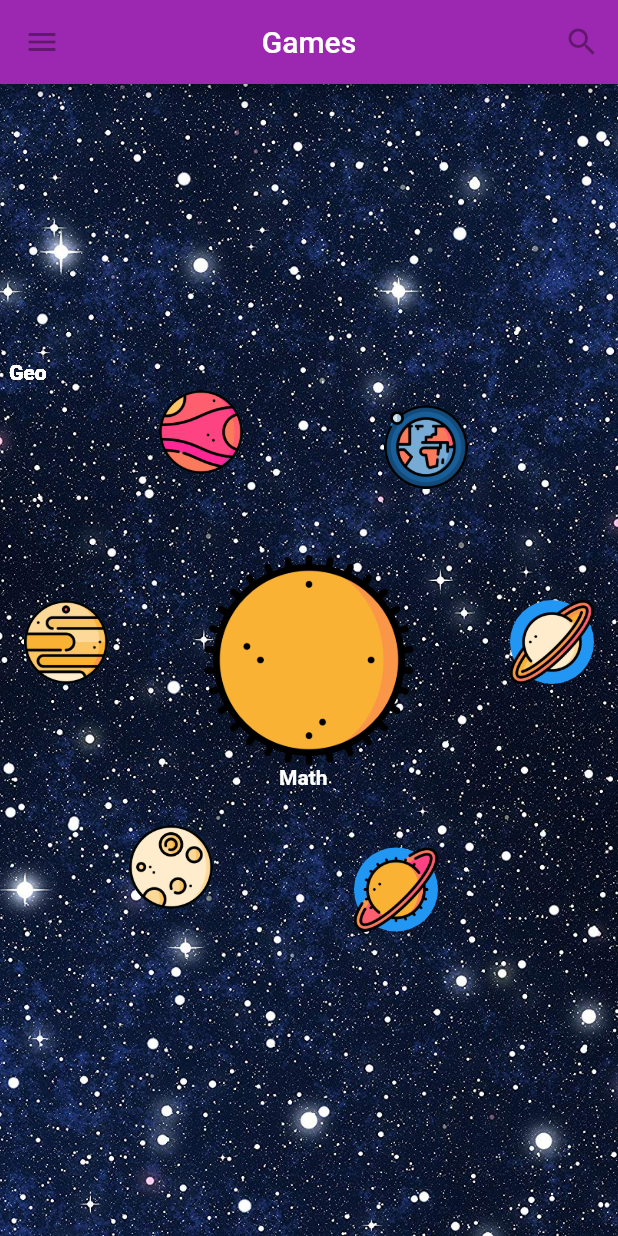
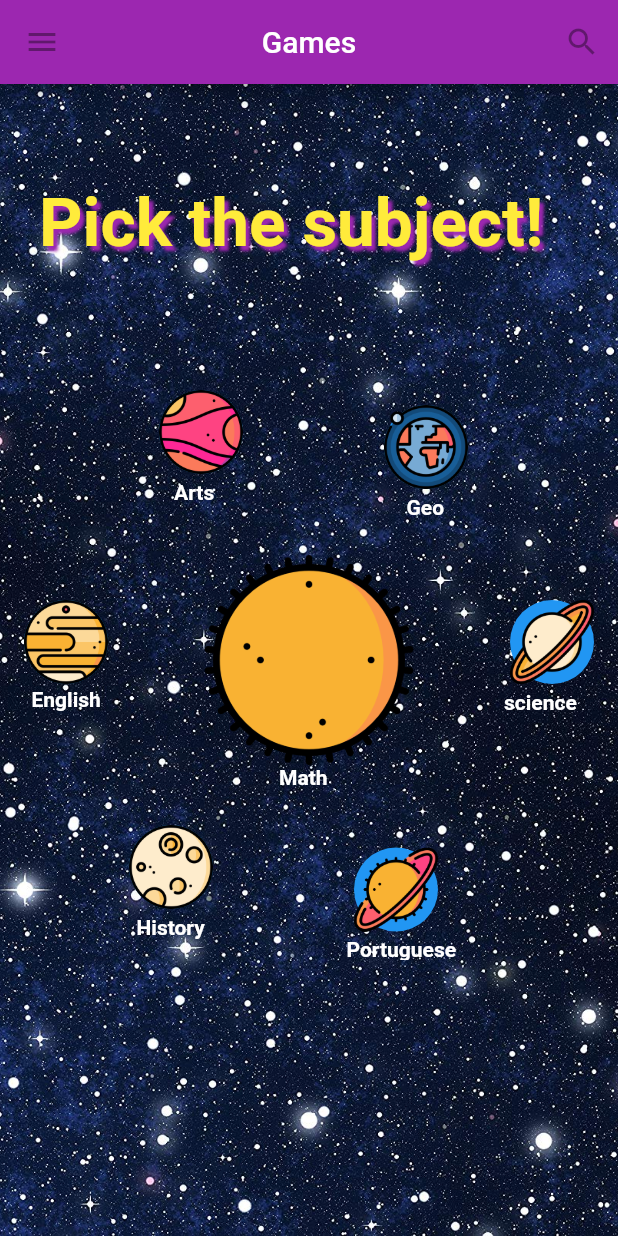
Before and after one commit to jhonmaycon94/GSL_Project, a Flutter app: the screen it shows after launch, on a phone screen of 412 x 824 dp. Run offline on Flutter 3.47's test engine with Material 2 defaults, Android fonts, the phone set to English and light mode, and no system bars.

Commit message:
finalize games screen

```diff
--- a/sensori/lib/pages/gamesPage.dart
+++ b/sensori/lib/pages/gamesPage.dart
@@ -24,7 +24,6 @@ class GamesPage extends StatelessWidget {
             )
           ]),
       body: new Stack(
-        alignment: Alignment.center,
         children: <Widget>[
           new Container(
             decoration: BoxDecoration(
@@ -34,6 +33,21 @@ class GamesPage extends StatelessWidget {
                     ),
                     fit: BoxFit.cover)),
           ),
+          new Container(
+            margin: EdgeInsets.only(top: 60.0, bottom: 30.0, left: 20.0),
+            padding: EdgeInsets.all(6),
+                child: new Text("Pick the subject!",
+                style: TextStyle(
+                  shadows: [Shadow(
+                    blurRadius: 2.0,
+                    color: Colors.purple,
+                    offset: Offset(3.0, 3.0)),
+                  ],
+                  color: Colors.yellow,
+                  fontWeight: FontWeight.bold,
+                  fontSize: 45
+                ),),
+              ),
           new Center(
               child: new Stack(
             children: <Widget>[
@@ -52,11 +66,13 @@ class GamesPage extends StatelessWidget {
                 left: 100.0,
               ),
               new Positioned(
-                child: new Text("Geo",
+                child: new Text("Arts",
                 style: new TextStyle(
                   fontWeight: FontWeight.bold,
                   color: Colors.white
                 ),),
+                top: 80.0,
+                left: 110.0,
               ),
               new Positioned(
                 child: new FloatingActionButton(
@@ -68,11 +84,13 @@ class GamesPage extends StatelessWidget {
                 left: 10.0,
               ),
               new Positioned(
-                child: new Text("Geo",
+                child: new Text("science",
                 style: new TextStyle(
                   fontWeight: FontWeight.bold,
                   color: Colors.white
                 ),),
+                top: 220.0,
+                left: 330.0,
               ),
               new Positioned(
                 child: new FloatingActionButton(
@@ -84,11 +102,13 @@ class GamesPage extends StatelessWidget {
                 right: 10.0,
               ),
               new Positioned(
-                child: new Text("Geo",
+                child: new Text("English",
                 style: new TextStyle(
                   fontWeight: FontWeight.bold,
                   color: Colors.white
                 ),),
+                top: 218.0,
+                left: 15.0,
               ),
               new Positioned(
                 child: new FloatingActionButton(
@@ -100,11 +120,13 @@ class GamesPage extends StatelessWidget {
                 left: 230.0,
               ),
               new Positioned(
-                child: new Text("Geo",
+                child: new Text("Portuguese",
                 style: new TextStyle(
                   fontWeight: FontWeight.bold,
                   color: Colors.white
                 ),),
+                top: 385.0,
+                left: 225.0,
               ),
               new Positioned(
                 child: new FloatingActionButton(
@@ -121,6 +143,8 @@ class GamesPage extends StatelessWidget {
                   fontWeight: FontWeight.bold,
                   color: Colors.white
                 ),),
+                top: 90.0,
+                left: 265.0,
               ),
               new Positioned(
                 child: new FloatingActionButton(
@@ -132,11 +156,13 @@ class GamesPage extends StatelessWidget {
                 left: 80.0,
               ),
               new Positioned(
-                child: new Text("Geo",
+                child: new Text("History",
                 style: new TextStyle(
                   fontWeight: FontWeight.bold,
                   color: Colors.white
                 ),),
+                top: 370.0,
+                left: 85.0,
               ),
                 new Positioned(
                   child: new Container(
```
